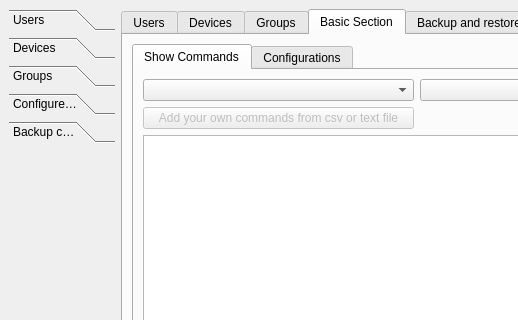
Above: main.ui from saad909/cnsrc before the change; both pictures show x 0 to 518 and y 0 to 320 of the 999 by 771 pixel window. Below: the same form after it.
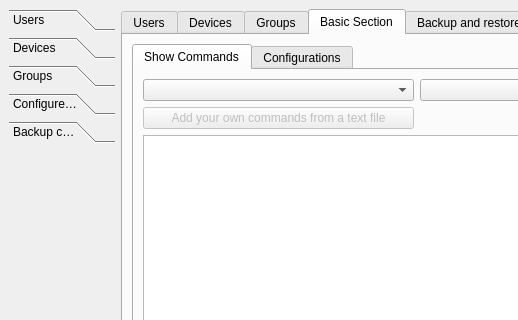
That is the form after the change. The open tabs and pages were chosen to show the change.

What changed in the file:
```diff
--- a/main.ui
+++ b/main.ui
@@ -1770,7 +1770,7 @@
                <bool>false</bool>
               </property>
               <property name="text">
-               <string>Add your own commands from csv or text file</string>
+               <string>Add your own commands from a text file</string>
               </property>
               <property name="checkable">
                <bool>true</bool>
```
Left out of the diff: 154 changed lines with no effect on the pictures.
